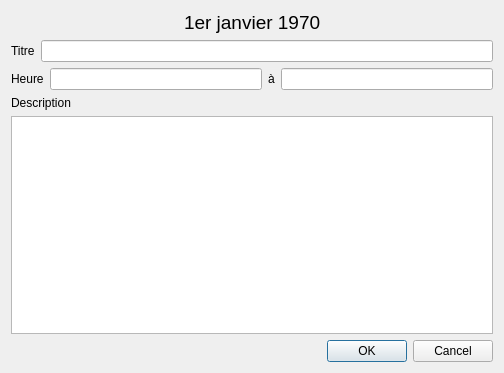
This is VECalendar/addmoddialog.ui in gnuvince/IFT2905-TP2 as Qt 5 draws it before an edit. The edited form follows.
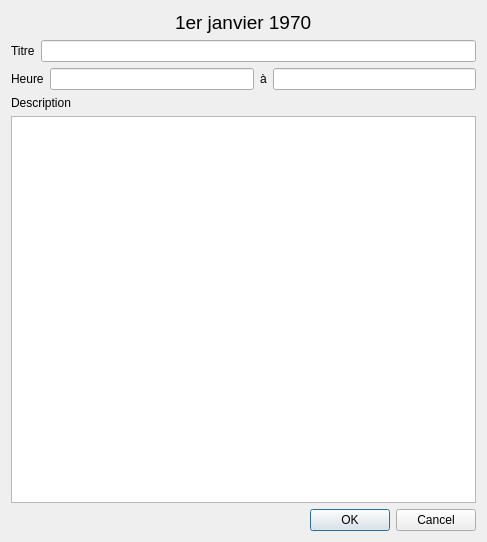
This is the edited form.

```diff
--- a/VECalendar/addmoddialog.ui
+++ b/VECalendar/addmoddialog.ui
@@ -6,8 +6,8 @@
    <rect>
     <x>0</x>
     <y>0</y>
-    <width>504</width>
-    <height>373</height>
+    <width>487</width>
+    <height>542</height>
    </rect>
   </property>
   <property name="windowTitle">
```
Left out of the diff: 22 changed lines with no effect on the pictures.
